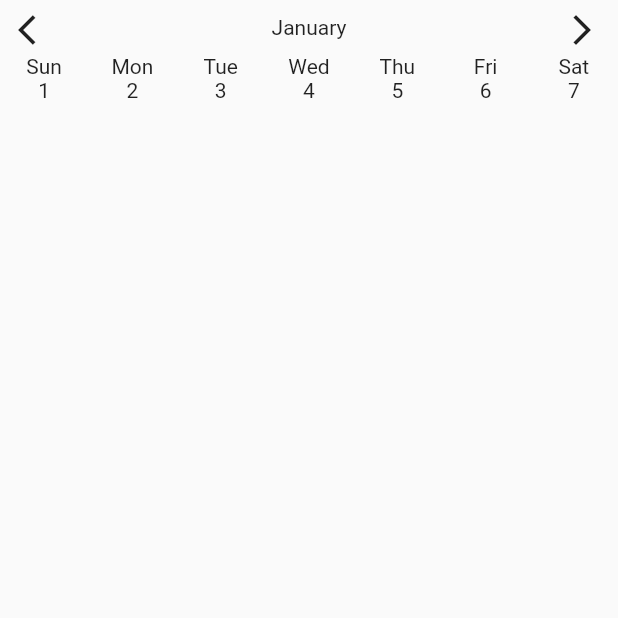
After one commit to loctt-executionlab/animation_practice, a Flutter app: the screen it shows after launch, on a phone screen of 412 x 824 dp, the top half of it. The commit adds this screen. Run offline on Flutter 3.47's test engine with Material 2 defaults, Android fonts, the phone set to English and light mode, and no system bars; our stand-ins replace flutter_hooks, flutter_riverpod, hooks_riverpod.

Commit message:
add datepicker

```diff
--- a/lib/main.dart
+++ b/lib/main.dart
@@ -1,11 +1,7 @@
-import 'package:animation_practice/screen1/screen_1.dart';
-import 'package:animation_practice/screen2/screen_2.dart';
 import 'package:animation_practice/screen3/screen3.dart';
-import 'package:animation_practice/test_screen/test_screen.dart';
+import 'package:animation_practice/screen4/screen4.dart';
 import 'package:flutter/material.dart';
 import 'package:flutter_riverpod/flutter_riverpod.dart';
-
-import 'home_page.dart';
 
 void main() {
   runApp(const MyApp());
@@ -21,10 +17,9 @@ class MyApp extends StatelessWidget {
       child: MaterialApp(
         title: 'Flutter Demo',
         theme: ThemeData(
-          brightness: Brightness.dark,
           primarySwatch: Colors.blue,
         ),
-        home: const Screen3(),
+        home: const Screen4(),
       ),
     );
   }
--- /dev/null
+++ b/lib/screen4/screen4.dart
@@ -0,0 +1,104 @@
+import 'package:flutter/material.dart';
+import 'package:flutter_hooks/flutter_hooks.dart';
+import 'package:intl/date_time_patterns.dart';
+import 'package:animation_practice/screen4/utils/date_utils.dart';
+import 'package:intl/intl.dart';
+// animated time picker
+
+class Screen4 extends StatelessWidget {
+  const Screen4({super.key});
+
+  @override
+  Widget build(BuildContext context) {
+    return Scaffold(
+      body: SafeArea(
+        child: Column(
+          children: const [
+            SizedBox(
+              height: 36,
+              child: MonthSelector(),
+            ),
+            SizedBox(
+              height: 64,
+              child: DaySelector(),
+            )
+          ],
+        ),
+      ),
+    );
+  }
+}
+
+class MonthSelector extends HookWidget {
+  const MonthSelector({
+    Key? key,
+  }) : super(key: key);
+
+  @override
+  Widget build(BuildContext context) {
+    const initialPage = 25;
+    const totalPage = 49;
+
+    final month = DateTime.now().month;
+
+    final pageController = usePageController(initialPage: initialPage);
+
+    return Row(
+      children: [
+        IconButton(onPressed: () {}, icon: const Icon(Icons.arrow_back_ios)),
+        Expanded(
+            child: PageView.builder(
+          controller: pageController,
+          itemCount: totalPage,
+          itemBuilder: ((context, index) {
+            // somewhat hacky
+            // workaround for the case when month is 12, then return value will be 0
+            final currentMonth = (month + index - 2) % 12 + 1;
+            return Center(
+                child: Text(DateUtil.getMonthStrFromInt(currentMonth)));
+          }),
+        )),
+        IconButton(onPressed: () {}, icon: const Icon(Icons.arrow_forward_ios))
+      ],
+    );
+  }
+}
+
+class DaySelector extends HookWidget {
+  const DaySelector({
+    Key? key,
+  }) : super(key: key);
+
+  @override
+  Widget build(BuildContext context) {
+    final dateTime = DateTime.now();
+
+    final dates = DateUtil.getDatesOfMonth(dateTime);
+
+    final controller = useScrollController();
+
+    return Row(
+      children: [
+        Expanded(child: LayoutBuilder(builder: (context, constraints) {
+          final size = constraints.maxWidth;
+          return ListView.builder(
+            controller: controller,
+            scrollDirection: Axis.horizontal,
+            itemCount: dates.length,
+            itemBuilder: ((context, index) {
+              return SizedBox(
+                width: size / 7,
+                child: Column(
+                  children: [
+                    Text(DateFormat('EEE').format(dates[index])),
+                    Text(dates[index].day.toString()),
+                  ],
+                ),
+              );
+            }),
+          );
+        })),
+      ],
+    );
+  }
+}
--- /dev/null
+++ b/lib/screen4/utils/date_utils.dart
@@ -0,0 +1,46 @@
+class DateUtil {
+  static String getMonthStrFromInt(int input) {
+    //this is more performance than pass in a datetime, probably
+    return _monthsInYear[input] ?? "";
+  }
+
+  static String getWeekdayStrFromInt(int input) {
+    //this is more performance than pass in a datetime, probably
+    return _daysInYear[input] ?? "";
+  }
+
+  static List<DateTime> getDatesOfMonth(DateTime date) {
+    var firstDayThisMonth = DateTime(date.year, date.month, date.day);
+    var firstDayNextMonth = DateTime(firstDayThisMonth.year,
+        firstDayThisMonth.month + 1, firstDayThisMonth.day);
+    final daysCount = firstDayNextMonth.difference(firstDayThisMonth).inDays;
+
+    return List<DateTime>.generate(
+        daysCount, (index) => DateTime(date.year, date.month, index + 1));
+  }
+}
+
+const Map<int, String> _daysInYear = {
+  1: 'Monday',
+  2: 'Tuesday',
+  3: 'Wendesday',
+  4: 'Thursday',
+  5: 'Friday',
+  6: 'Saturday',
+  7: 'Sunday',
+};
+
+const Map<int, String> _monthsInYear = {
+  1: 'January',
+  2: 'February',
+  3: 'March',
+  4: 'April',
+  5: 'May',
+  6: 'June',
+  7: 'July',
+  8: 'August',
+  9: 'September',
+  10: 'October',
+  11: 'November',
+  12: 'December'
+};
--- a/pubspec.yaml
+++ b/pubspec.yaml
@@ -40,10 +40,15 @@ dependencies:
   bezier: ^1.2.0
   flutter_riverpod: ^2.1.3
   hooks_riverpod: ^2.1.3
+  riverpod_annotation: ^1.1.1
+  intl: ^0.18.0
+
 
 dev_dependencies:
   flutter_test:
     sdk: flutter
+  build_runner: ^2.3.3
+  riverpod_generator: ^1.1.1
 
   # The "flutter_lints" package below contains a set of recommended lints to
   # encourage good coding practices. The lint set provided by the package is
```
Also changed, not shown: lib/screen3/tabs/tab_2.dart (+66 -2 lines), lib/screen3/widgets/animated_background.dart (+5 -5 lines), lib/screen4/provider/provider.dart (added, +16 -0 lines), pubspec.lock.
